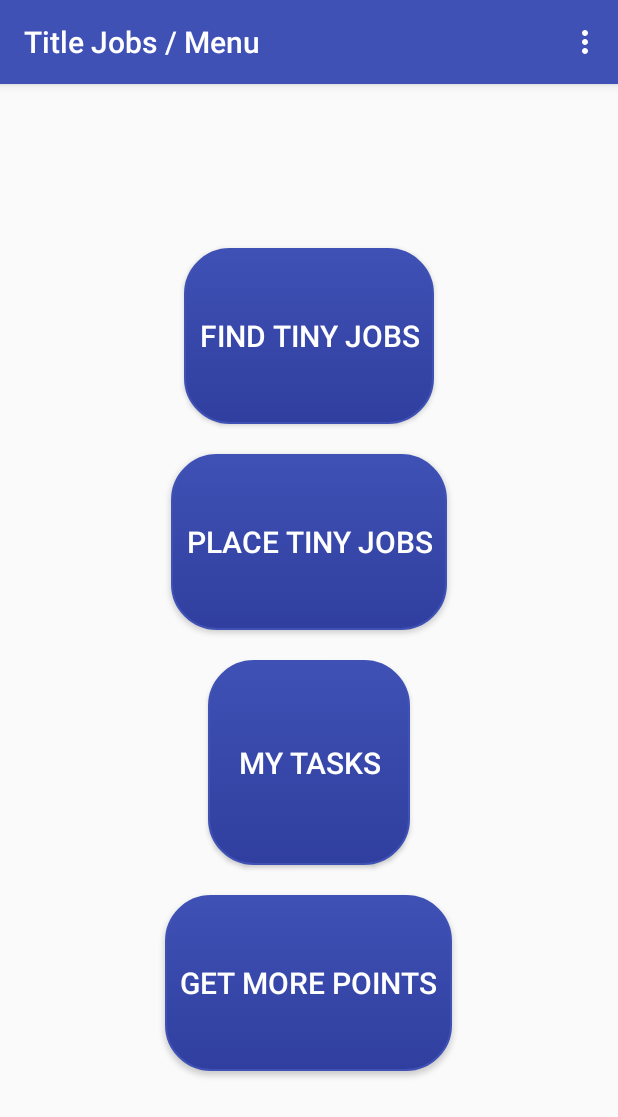
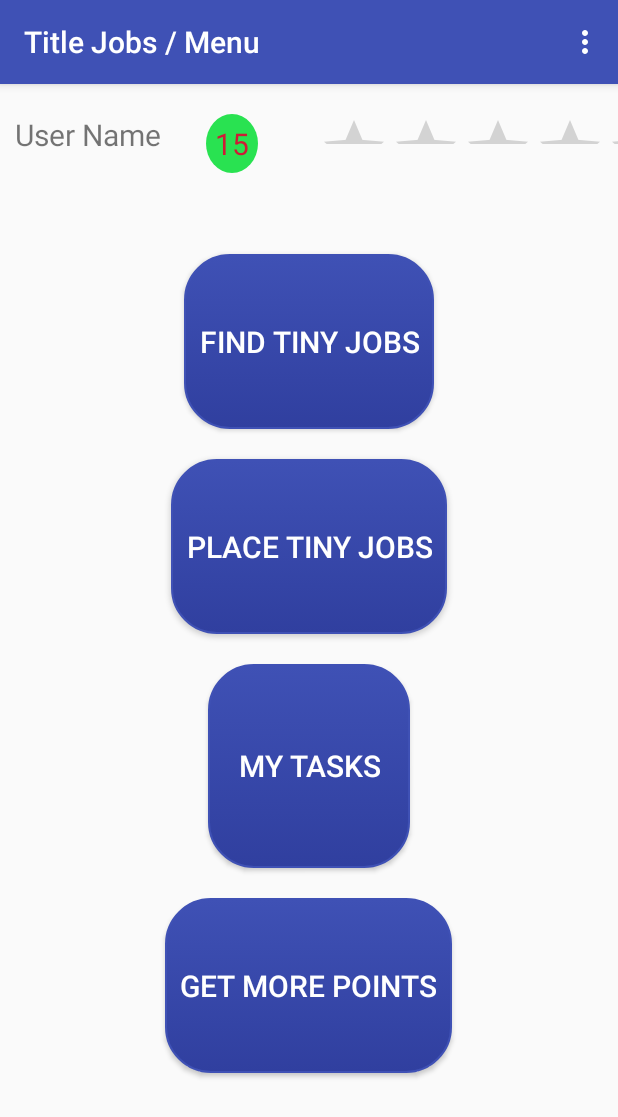
Before and after one commit to grzeprza/TinyJobs, an Android app: the MenuActivity screen opened directly, with no data from a screen before it, on a phone screen of 412 x 824 dp. Shown: the top 1117 px of the screen. Run offline under Robolectric (Android 15) with nearby library versions, the phone set to English and light mode, and no system bars; our stand-ins replace AdMob; 3 statements that could not run were skipped.

Commit message:
Layout Menu finished.

```diff
--- /dev/null
+++ b/app/src/main/res/drawable/circle_item.xml
@@ -0,0 +1,9 @@
+<?xml version="1.0" encoding="utf-8"?>
+    <selector xmlns:android="http://schemas.android.com/apk/res/android">
+        <item >
+            <shape android:shape="oval"  >
+                <solid android:color="@color/colorAcceptance"/>
+                <size android:width="10dp" android:height="10dp"/>
+            </shape>
+        </item>
+    </selector>
--- a/app/src/main/res/layout/activity_menu.xml
+++ b/app/src/main/res/layout/activity_menu.xml
@@ -4,6 +4,46 @@
     android:layout_width="match_parent"
     android:layout_height="match_parent"
     tools:context="pl.project.gpmw.tinyjobs.MenuActivity">
+
+
+    <RelativeLayout
+        android:paddingTop="20dp"
+        android:layout_width="match_parent"
+        android:layout_height="wrap_content"
+        android:layout_alignParentTop="true">
+
+        <TextView
+            android:id="@+id/textView_userName"
+            android:layout_width="wrap_content"
+            android:layout_height="wrap_content"
+            android:textSize="20dp"
+            android:text="User Name"
+            android:layout_marginRight="10dp"
+            android:layout_marginLeft="10dp"
+            android:layout_alignParentStart="true"
+            />
+
+        <TextView
+            android:id="@+id/button_userPoints"
+            android:text="15"
+            android:textColor="#cf1b36"
+            android:textSize="20dp"
+            android:padding="6dp"
+            android:layout_marginLeft="20dp"
+            android:layout_width="wrap_content"
+            android:layout_height="wrap_content"
+            android:layout_toRightOf="@id/textView_userName"
+            android:background="@drawable/circle_item"/>
+
+        <RatingBar
+            android:layout_width="200dp"
+            android:layout_height="20dp"
+            android:layout_alignParentEnd="true"
+            android:layout_alignParentTop="true"
+            android:foregroundGravity="top"
+            />
+    </RelativeLayout>
+
 
    <LinearLayout
        android:layout_width="match_parent"
@@ -15,11 +55,12 @@
 
        <Space
            android:layout_width="match_parent"
-           android:layout_height="30dp"
+           android:layout_height="35dp"
            android:layout_weight="1"
            />
 
        <Button
+           android:id="@+id/button_findTinyJob"
            android:text="@string/find_tiny_jobs"
            android:layout_gravity="center_horizontal"
            android:layout_width="wrap_content"
@@ -29,9 +70,10 @@
            android:textSize="20sp"
            android:textColor="#FFFFFF"
            android:layout_weight="1"
-           android:background="@drawable/round_button"/>
+           android:background="@drawable/rounded_corners"/>
 
        <Button
+           android:id="@+id/button_placeTinyJob"
            android:text="@string/place_tiny_task"
            android:layout_gravity="center_horizontal"
            android:layout_width="wrap_content"
@@ -41,9 +83,10 @@
            android:layout_margin="10dp"
            android:textColor="#FFFFFF"
            android:layout_weight="1"
-           android:background="@drawable/round_button"/>
+           android:background="@drawable/rounded_corners"/>
 
        <Button
+           android:id="@+id/button_myTasks"
            android:text="@string/my_tasks"
            android:layout_gravity="center_horizontal"
            android:layout_width="wrap_content"
@@ -53,9 +96,10 @@
            android:padding="20dp"
            android:textColor="#FFFFFF"
            android:layout_weight="1"
-           android:background="@drawable/round_button"/>
+           android:background="@drawable/rounded_corners"/>
 
        <Button
+           android:id="@+id/button_getMorePoints"
            android:text="@string/get_more_points"
            android:layout_gravity="center_horizontal"
            android:layout_width="wrap_content"
@@ -65,7 +109,7 @@
            android:padding="10dp"
            android:textColor="#FFFFFF"
            android:layout_weight="1"
-           android:background="@drawable/round_button"/>
+           android:background="@drawable/rounded_corners"/>
 
        <Space
            android:layout_width="match_parent"
```
Also changed, not shown: app/src/main/res/drawable/rounded_corners.xml (renamed from app/src/main/res/drawable/round_button.xml).
